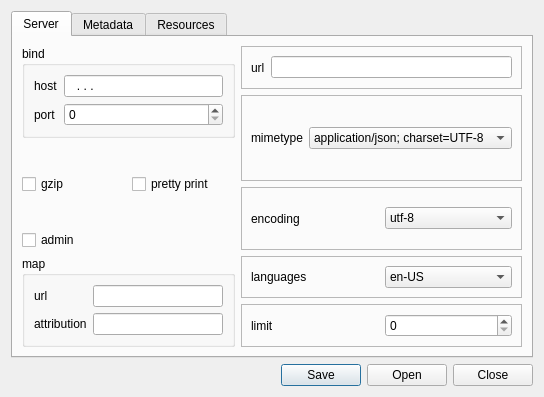
Above: pygeoapi_config_dialog_base.ui from KatKatKateryna/pygeoapi_config before the change. Below: the same form after it.
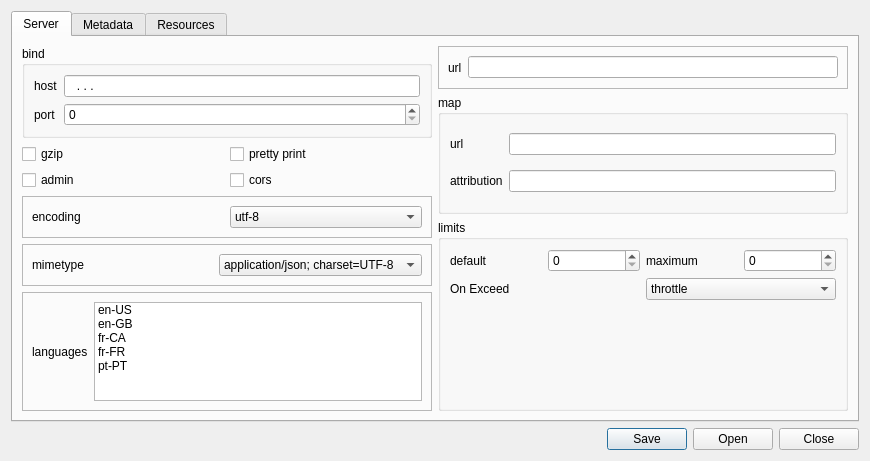
That is the form after the change. Icons and pictures are not drawn.

Commit message: - implement save for server tab

The edit to the form file:
```diff
--- a/pygeoapi_config_dialog_base.ui
+++ b/pygeoapi_config_dialog_base.ui
@@ -6,8 +6,8 @@
    <rect>
     <x>0</x>
     <y>0</y>
-    <width>544</width>
-    <height>397</height>
+    <width>870</width>
+    <height>461</height>
    </rect>
   </property>
   <property name="windowTitle">
@@ -27,7 +27,187 @@
       <attribute name="title">
        <string>Server</string>
       </attribute>
-      <layout class="QGridLayout" name="gridLayout_3">
+      <layout class="QGridLayout" name="gridLayout_4">
+       <item row="5" column="1" rowspan="3">
+        <widget class="QGroupBox" name="groupBoxLimits">
+         <property name="title">
+          <string>limits</string>
+         </property>
+         <layout class="QGridLayout" name="gridLayout_3">
+          <item row="1" column="0" colspan="2">
+           <layout class="QHBoxLayout" name="horizontalLayout_9">
+            <item>
+             <widget class="QLabel" name="label_11">
+              <property name="text">
+               <string>On Exceed</string>
+              </property>
+             </widget>
+            </item>
+            <item>
+             <widget class="QComboBox" name="comboBoxExceed">
+              <item>
+               <property name="text">
+                <string>throttle</string>
+               </property>
+              </item>
+              <item>
+               <property name="text">
+                <string>error</string>
+               </property>
+              </item>
+             </widget>
+            </item>
+           </layout>
+          </item>
+          <item row="0" column="1">
+           <layout class="QHBoxLayout" name="horizontalLayout_6">
+            <item>
+             <widget class="QLabel" name="label_10">
+              <property name="text">
+               <string>maximum</string>
+              </property>
+              <property name="wordWrap">
+               <bool>true</bool>
+              </property>
+             </widget>
+            </item>
+            <item>
+             <widget class="QSpinBox" name="spinBoxMax">
+              <property name="maximum">
+               <number>9999</number>
+              </property>
+             </widget>
+            </item>
+           </layout>
+          </item>
+          <item row="0" column="0">
+           <layout class="QHBoxLayout" name="horizontalLayout_8">
+            <item>
+             <widget class="QLabel" name="label_6">
+              <property name="text">
+               <string>default</string>
+              </property>
+              <property name="wordWrap">
+               <bool>true</bool>
+              </property>
+             </widget>
+            </item>
+            <item>
+             <widget class="QSpinBox" name="spinBoxDefault">
+              <property name="maximum">
+               <number>9999</number>
+              </property>
+             </widget>
+            </item>
+           </layout>
+          </item>
+          <item row="2" column="0">
+           <spacer name="verticalSpacer">
+            <property name="orientation">
+             <enum>Qt::Vertical</enum>
+            </property>
+            <property name="sizeHint" stdset="0">
+             <size>
+              <width>20</width>
+              <height>40</height>
+             </size>
+            </property>
+           </spacer>
+          </item>
+         </layout>
+        </widget>
+       </item>
+       <item row="0" column="1">
+        <widget class="QFrame" name="frame">
+         <property name="frameShape">
+          <enum>QFrame::StyledPanel</enum>
+         </property>
+         <property name="frameShadow">
+          <enum>QFrame::Raised</enum>
+         </property>
+         <layout class="QHBoxLayout" name="horizontalLayout">
+          <item>
+           <widget class="QLabel" name="label_3">
+            <property name="text">
+             <string>url</string>
+            </property>
+           </widget>
+          </item>
+          <item>
+           <widget class="QLineEdit" name="lineEditUrl"/>
+          </item>
+         </layout>
+        </widget>
+       </item>
+       <item row="3" column="0">
+        <layout class="QHBoxLayout" name="horizontalLayout_4">
+         <item>
+          <widget class="QCheckBox" name="checkBoxAdmin">
+           <property name="text">
+            <string>admin</string>
+           </property>
+          </widget>
+         </item>
+         <item>
+          <widget class="QCheckBox" name="checkBoxCors">
+           <property name="text">
+            <string>cors</string>
+           </property>
+          </widget>
+         </item>
+        </layout>
+       </item>
+       <item row="7" column="0">
+        <widget class="QFrame" name="frame_5">
+         <property name="frameShape">
+          <enum>QFrame::StyledPanel</enum>
+         </property>
+         <property name="frameShadow">
+          <enum>QFrame::Raised</enum>
+         </property>
+         <layout class="QHBoxLayout" name="horizontalLayout_5">
+          <item>
+           <widget class="QLabel" name="label_7">
+            <property name="text">
+             <string>languages</string>
+            </property>
+           </widget>
+          </item>
+          <item>
+           <widget class="QListWidget" name="listWidgetLang">
+            <property name="selectionMode">
+             <enum>QAbstractItemView::MultiSelection</enum>
+            </property>
+            <item>
+             <property name="text">
+              <string>en-US</string>
+             </property>
+            </item>
+            <item>
+             <property name="text">
+              <string>en-GB</string>
+             </property>
+            </item>
+            <item>
+             <property name="text">
+              <string>fr-CA</string>
+             </property>
+            </item>
+            <item>
+             <property name="text">
+              <string>fr-FR</string>
+             </property>
+            </item>
+            <item>
+             <property name="text">
+              <string>pt-PT</string>
+             </property>
+            </item>
+           </widget>
+          </item>
+         </layout>
+        </widget>
+       </item>
        <item row="0" column="0" rowspan="2">
         <widget class="QGroupBox" name="groupBoxBind">
          <property name="title">
@@ -65,29 +245,54 @@
          </layout>
         </widget>
        </item>
-       <item row="0" column="1">
-        <widget class="QFrame" name="frame">
-         <property name="frameShape">
-          <enum>QFrame::StyledPanel</enum>
+       <item row="1" column="1" rowspan="4">
+        <widget class="QGroupBox" name="groupBoxMap">
+         <property name="title">
+          <string>map</string>
          </property>
-         <property name="frameShadow">
-          <enum>QFrame::Raised</enum>
-         </property>
-         <layout class="QHBoxLayout" name="horizontalLayout">
-          <item>
-           <widget class="QLabel" name="label_3">
+         <layout class="QGridLayout" name="gridLayout_2">
+          <item row="0" column="1">
+           <widget class="QLineEdit" name="lineEditMapUrl"/>
+          </item>
+          <item row="1" column="0">
+           <widget class="QLabel" name="label_9">
+            <property name="text">
+             <string>attribution</string>
+            </property>
+           </widget>
+          </item>
+          <item row="1" column="1">
+           <widget class="QLineEdit" name="lineEditAttribution"/>
+          </item>
+          <item row="0" column="0">
+           <widget class="QLabel" name="label_8">
             <property name="text">
              <string>url</string>
             </property>
            </widget>
           </item>
-          <item>
-           <widget class="QLineEdit" name="lineEditUrl"/>
-          </item>
          </layout>
         </widget>
        </item>
-       <item row="1" column="1" rowspan="2">
+       <item row="2" column="0">
+        <layout class="QHBoxLayout" name="horizontalLayout_7">
+         <item>
+          <widget class="QCheckBox" name="checkBoxGzip">
+           <property name="text">
+            <string>gzip</string>
+           </property>
+          </widget>
+         </item>
+         <item>
+          <widget class="QCheckBox" name="checkBoxPretty">
+           <property name="text">
+            <string>pretty print</string>
+           </property>
+          </widget>
+         </item>
+        </layout>
+       </item>
+       <item row="6" column="0">
         <widget class="QFrame" name="frame_2">
          <property name="frameShape">
           <enum>QFrame::StyledPanel</enum>
@@ -115,25 +320,7 @@
          </layout>
         </widget>
        </item>
-       <item row="2" column="0" rowspan="2">
-        <layout class="QHBoxLayout" name="horizontalLayout_7">
-         <item>
-          <widget class="QCheckBox" name="checkBoxGzip">
-           <property name="text">
-            <string>gzip</string>
-           </property>
-          </widget>
-         </item>
-         <item>
-          <widget class="QCheckBox" name="checkBoxPretty">
-           <property name="text">
-            <string>pretty print</string>
-           </property>
-          </widget>
-         </item>
-        </layout>
-       </item>
-       <item row="3" column="1" rowspan="2">
+       <item row="4" column="0" rowspan="2">
         <widget class="QFrame" name="frame_3">
          <property name="frameShape">
           <enum>QFrame::StyledPanel</enum>
@@ -161,115 +348,18 @@
          </layout>
         </widget>
        </item>
-       <item row="4" column="0">
-        <widget class="QCheckBox" name="checkBoxAdmin">
-         <property name="text">
-          <string>admin</string>
+       <item row="8" column="1">
+        <spacer name="verticalSpacer_2">
+         <property name="orientation">
+          <enum>Qt::Vertical</enum>
          </property>
-        </widget>
-       </item>
-       <item row="5" column="0" rowspan="2">
-        <widget class="QGroupBox" name="groupBoxMap">
-         <property name="title">
-          <string>map</string>
+         <property name="sizeHint" stdset="0">
+          <size>
+           <width>20</width>
+           <height>40</height>
+          </size>
          </property>
-         <layout class="QGridLayout" name="gridLayout_2">
-          <item row="0" column="0">
-           <widget class="QLabel" name="label_8">
-            <property name="text">
-             <string>url</string>
-            </property>
-           </widget>
-          </item>
-          <item row="0" column="1">
-           <widget class="QLineEdit" name="lineEditMapUrl"/>
-          </item>
-          <item row="1" column="0">
-           <widget class="QLabel" name="label_9">
-            <property name="text">
-             <string>attribution</string>
-            </property>
-           </widget>
-          </item>
-          <item row="1" column="1">
-           <widget class="QLineEdit" name="lineEditAttribution"/>
-          </item>
-         </layout>
-        </widget>
-       </item>
-       <item row="5" column="1">
-        <widget class="QFrame" name="frame_5">
-         <property name="frameShape">
-          <enum>QFrame::StyledPanel</enum>
-         </property>
-         <property name="frameShadow">
-          <enum>QFrame::Raised</enum>
-         </property>
-         <layout class="QHBoxLayout" name="horizontalLayout_5">
-          <item>
-           <widget class="QLabel" name="label_7">
-            <property name="text">
-             <string>languages</string>
-            </property>
-           </widget>
-          </item>
-          <item>
-           <widget class="QComboBox" name="comboBoxLang">
-            <item>
-             <property name="text">
-              <string>en-US</string>
-             </property>
-            </item>
-            <item>
-             <property name="text">
-              <string>en-GB</string>
-             </property>
-            </item>
-            <item>
-             <property name="text">
-              <string>fr-CA</string>
-             </property>
-            </item>
-            <item>
-             <property name="text">
-              <string>fr-FR</string>
-             </property>
-            </item>
-            <item>
-             <property name="text">
-              <string>pt-PT</string>
-             </property>
-            </item>
-           </widget>
-          </item>
-         </layout>
-        </widget>
-       </item>
-       <item row="6" column="1">
-        <widget class="QFrame" name="frame_4">
-         <property name="frameShape">
-          <enum>QFrame::StyledPanel</enum>
-         </property>
-         <property name="frameShadow">
-          <enum>QFrame::Raised</enum>
-         </property>
-         <layout class="QHBoxLayout" name="horizontalLayout_4">
-          <item>
-           <widget class="QLabel" name="label_6">
-            <property name="text">
-             <string>limit</string>
-            </property>
-           </widget>
-          </item>
-          <item>
-           <widget class="QSpinBox" name="spinBoxLimit">
-            <property name="maximum">
-             <number>9999</number>
-            </property>
-           </widget>
-          </item>
-         </layout>
-        </widget>
+        </spacer>
        </item>
       </layout>
      </widget>
```
The commit also changes 2 other files.
